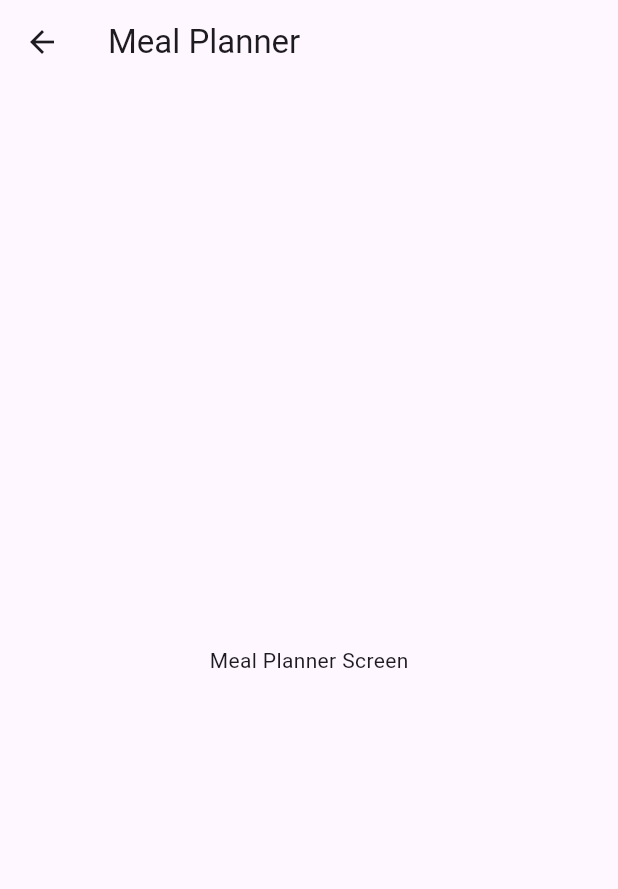
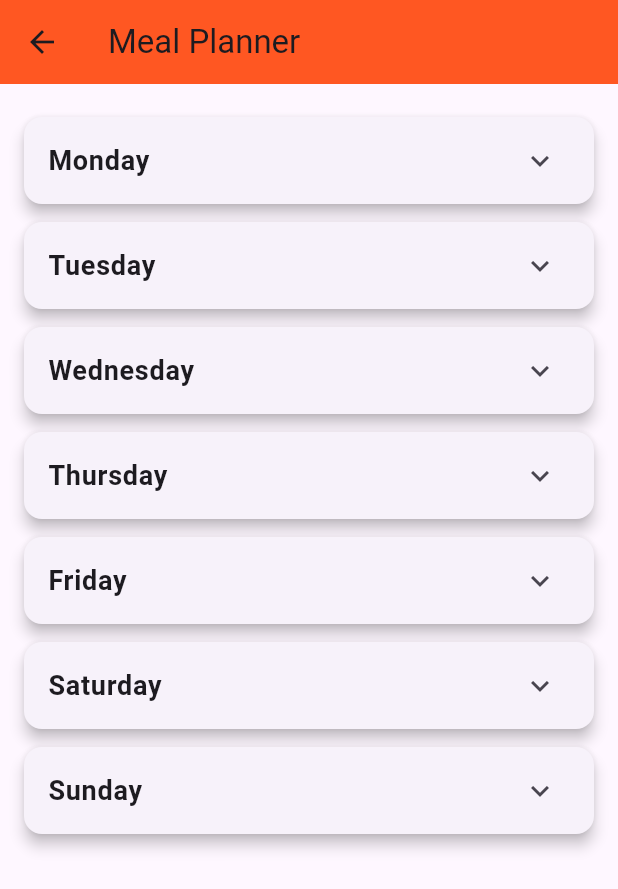
Before and after one commit to sricharan8462/MealandRecipePlanner, a Flutter app: the screen it shows after launch, after a tap on "Plan Meals", on a phone screen of 412 x 824 dp. Shown: the top 889 px of the screen. Run offline on Flutter 3.47's test engine with Material 3 defaults, Android fonts, the light colour scheme and no system bars.

Commit message:
added favorites and meal planner

```diff
--- a/lib/main.dart
+++ b/lib/main.dart
@@ -2,14 +2,41 @@ import 'package:flutter/material.dart';
 import 'screens/home_screen.dart';
 import 'screens/recipe_list_screen.dart';
 import 'screens/recipe_details_screen.dart';
-import 'screens/meal_planner_screen.dart'; // Added
-import 'screens/favorites_screen.dart'; // Added
+import 'screens/meal_planner_screen.dart';
+import 'screens/grocery_list_screen.dart';
+import 'screens/favorites_screen.dart';
 
 void main() {
   runApp(MyApp());
 }
 
-class MyApp extends StatelessWidget {
+class MyApp extends StatefulWidget {
+  @override
+  _MyAppState createState() => _MyAppState();
+}
+
+class _MyAppState extends State<MyApp> {
+  Map<String, List<String>> mealPlan = {};
+  Map<String, String> favoriteRecipes = {}; // ✅ FIXED: Renamed variable to match FavoritesScreen
+
+  void addMealToPlanner(String recipeName, String recipeImage, List<String> ingredients) {
+    setState(() {
+      mealPlan[recipeName] = ingredients;
+    });
+  }
+
+  void addToFavorites(String recipeName, String recipeImage) {
+    setState(() {
+      favoriteRecipes[recipeName] = recipeImage; // ✅ FIXED: Using correct variable name
+    });
+  }
+
+  void updateGroceryList(Map<String, List<String>> mealPlan) {
+    setState(() {
+      this.mealPlan = mealPlan;
+    });
+  }
+
   @override
   Widget build(BuildContext context) {
     return MaterialApp(
@@ -19,10 +46,19 @@ class MyApp extends StatelessWidget {
       routes: {
         '/': (context) => HomeScreen(),
         '/recipes': (context) => RecipeListScreen(),
-        '/recipe-details': (context) => RecipeDetailsScreen(),
-        '/meal-planner':
-            (context) => MealPlannerScreen(), // Fixed Plan Meal Button
-        '/favorites': (context) => FavoritesScreen(), // Fixed Favorites Button
+        '/recipe-details': (context) => RecipeDetailsScreen(
+              addMealToPlanner: addMealToPlanner,
+              addToFavorites: addToFavorites,
+            ),
+        '/meal-planner': (context) => MealPlannerScreen(
+              updateGroceryList: updateGroceryList,
+            ),
+        '/grocery-list': (context) => GroceryListScreen(
+              ingredientMap: mealPlan,
+            ),
+        '/favorites': (context) => FavoritesScreen(
+              favoriteRecipes: favoriteRecipes, // ✅ FIXED: Using correct parameter name
+            ),
       },
     );
   }
--- a/lib/screens/meal_planner_screen.dart
+++ b/lib/screens/meal_planner_screen.dart
@@ -1,11 +1,83 @@
 import 'package:flutter/material.dart';
 
-class MealPlannerScreen extends StatelessWidget {
+class MealPlannerScreen extends StatefulWidget {
+  final Function(Map<String, List<String>>) updateGroceryList;
+
+  MealPlannerScreen({required this.updateGroceryList});
+
+  @override
+  _MealPlannerScreenState createState() => _MealPlannerScreenState();
+}
+
+class _MealPlannerScreenState extends State<MealPlannerScreen> {
+  Map<String, List<String>> mealPlan = {
+    "Monday": [],
+    "Tuesday": [],
+    "Wednesday": [],
+    "Thursday": [],
+    "Friday": [],
+    "Saturday": [],
+    "Sunday": [],
+  };
+
+  Map<String, List<String>> ingredientMap = {}; // Store ingredients
+
   @override
   Widget build(BuildContext context) {
     return Scaffold(
-      appBar: AppBar(title: Text('Meal Planner')),
-      body: Center(child: Text('Meal Planner Screen')),
+      appBar: AppBar(
+        title: Text("Meal Planner"),
+        backgroundColor: Colors.deepOrange,
+      ),
+      body: ListView(
+        padding: EdgeInsets.all(16.0),
+        children:
+            mealPlan.keys.map((day) {
+              return Card(
+                elevation: 4,
+                margin: EdgeInsets.symmetric(vertical: 6),
+                child: ExpansionTile(
+                  title: Text(
+                    day,
+                    style: TextStyle(fontSize: 18, fontWeight: FontWeight.bold),
+                  ),
+                  children: [
+                    if (mealPlan[day]!.isEmpty)
+                      Padding(
+                        padding: EdgeInsets.all(8.0),
+                        child: Text(
+                          "No meals planned",
+                          style: TextStyle(color: Colors.grey),
+                        ),
+                      ),
+                    ...mealPlan[day]!.map(
+                      (meal) => ListTile(
+                        title: Text(meal),
+                        trailing: IconButton(
+                          icon: Icon(Icons.delete, color: Colors.red),
+                          onPressed: () {
+                            setState(() {
+                              mealPlan[day]!.remove(meal);
+                              ingredientMap.remove(meal);
+                              widget.updateGroceryList(ingredientMap);
+                            });
+                          },
+                        ),
+                      ),
+                    ),
+                  ],
+                ),
+              );
+            }).toList(),
+      ),
     );
   }
+
+  void addMeal(String day, String meal, List<String> ingredients) {
+    setState(() {
+      mealPlan[day]!.add(meal);
+      ingredientMap[meal] = ingredients;
+      widget.updateGroceryList(ingredientMap);
+    });
+  }
 }
```
Also changed, not shown: lib/screens/favorites_screen.dart (+49 -7 lines), lib/screens/grocery_list_screen.dart (added, +79 -0 lines), lib/screens/recipe_details_screen.dart (+12 -2 lines).
